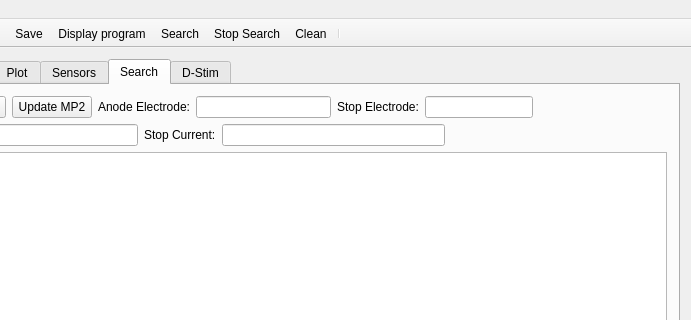
This is nems/nems/mainwindow.ui in saul-rodriguez/Qt as Qt 5 draws it before an edit; both pictures show x 186 to 877 and y 0 to 320 of the 877 by 611 pixel window. The edited form follows.
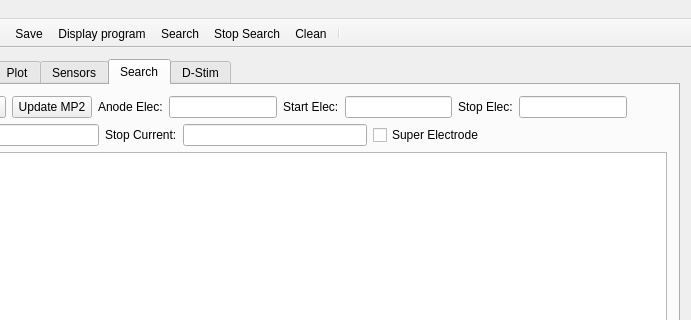
This is the edited form. Icons and pictures are not drawn.

Commit message: added super electrode control

The edit to the form file:
```diff
--- a/nems/nems/mainwindow.ui
+++ b/nems/nems/mainwindow.ui
@@ -920,17 +920,27 @@
               <item>
                <widget class="QLabel" name="label_25">
                 <property name="text">
-                 <string>Anode Electrode:</string>
+                 <string>Anode Elec:</string>
                 </property>
                </widget>
               </item>
               <item>
                <widget class="QLineEdit" name="lineEditAnode"/>
               </item>
+              <item>
+               <widget class="QLabel" name="label_37">
+                <property name="text">
+                 <string>Start Elec:</string>
+                </property>
+               </widget>
+              </item>
+              <item>
+               <widget class="QLineEdit" name="lineEditStartElectrodes"/>
+              </item>
               <item>
                <widget class="QLabel" name="label_22">
                 <property name="text">
-                 <string>Stop Electrode:</string>
+                 <string>Stop Elec:</string>
                 </property>
                </widget>
               </item>
@@ -981,6 +991,13 @@
               <item>
                <widget class="QLineEdit" name="lineEditSearchStopCurrent"/>
               </item>
+              <item>
+               <widget class="QCheckBox" name="checkBoxSuperElectrode">
+                <property name="text">
+                 <string>Super Electrode</string>
+                </property>
+               </widget>
+              </item>
               <item>
                <spacer name="horizontalSpacer_3">
                 <property name="orientation">
```
The commit also changes 19 other files.
